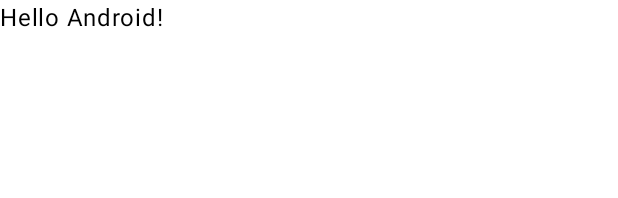
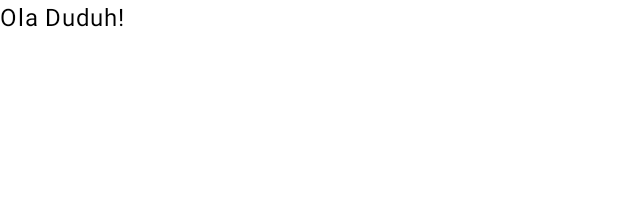
Before and after one commit to Luiz-Eduardo-BL/QuixHouse, an Android app built with Jetpack Compose: the @Preview function GreetingPreview, on a phone screen of 412 x 824 dp. Shown: the top 198 px of the screen. Run offline under Robolectric (Android 15) with nearby library versions, the phone set to English and light mode, and no system bars.

```diff
--- a/Codigos/app/src/main/java/com/example/quixhouse/MainActivity.kt
+++ b/Codigos/app/src/main/java/com/example/quixhouse/MainActivity.kt
@@ -19,7 +19,7 @@ class MainActivity : ComponentActivity() {
             QuixHouseTheme {
                 // A surface container using the 'background' color from the theme
                 Surface(modifier = Modifier.fillMaxSize(), color = MaterialTheme.colorScheme.background) {
-                    Greeting("Android")
+                    Greeting("Duduh")
                 }
             }
         }
@@ -29,7 +29,7 @@ class MainActivity : ComponentActivity() {
 @Composable
 fun Greeting(name: String, modifier: Modifier = Modifier) {
     Text(
-            text = "Hello $name!",
+            text = "Ola $name!",
             modifier = modifier
     )
 }
@@ -38,6 +38,6 @@ fun Greeting(name: String, modifier: Modifier = Modifier) {
 @Composable
 fun GreetingPreview() {
     QuixHouseTheme {
-        Greeting("Android")
+        Greeting("Duduh")
     }
 }
```
Also changed, not shown: 2 other files.
